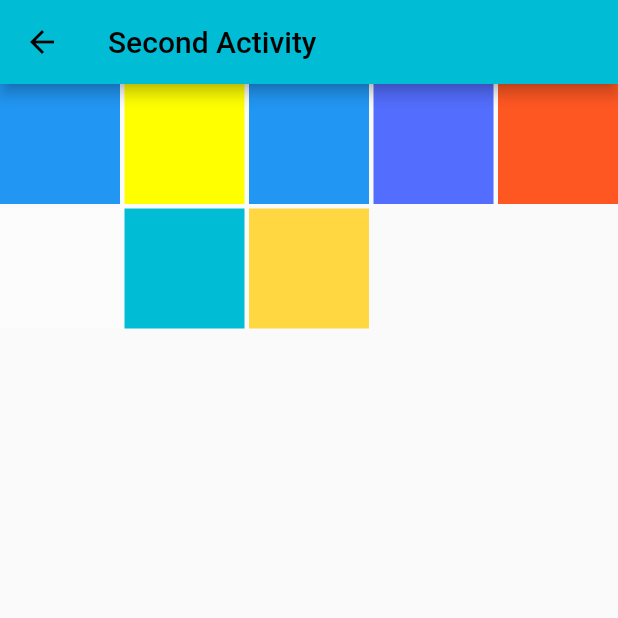
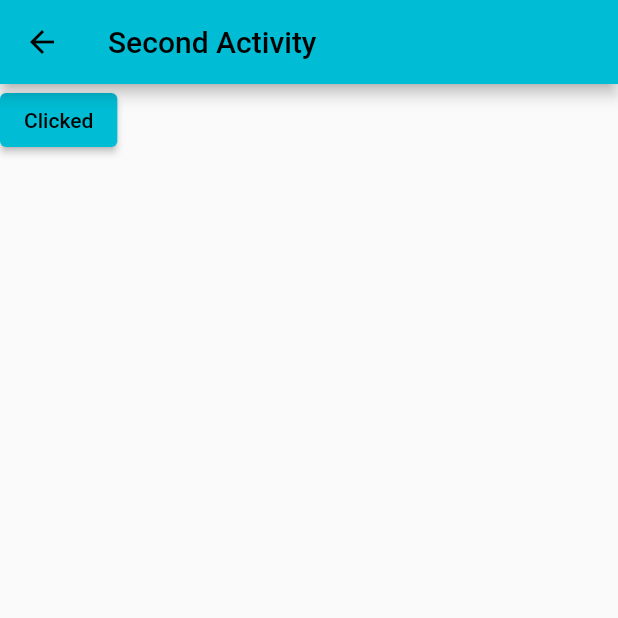
Before and after one commit to gaddarkumar7447/Dart-Demo, a Flutter app: the HomeScreen1 screen opened directly, on a phone screen of 412 x 824 dp, the top half of it. Run offline on Flutter 3.47's test engine with Material 2 defaults, Android fonts, the phone set to English and light mode, and no system bars.

Commit message:
some changes

```diff
--- a/lib/ui_design/SecondActivity.dart
+++ b/lib/ui_design/SecondActivity.dart
@@ -17,13 +17,23 @@ class HomeScreen1 extends StatelessWidget {
 
   @override
   Widget build(BuildContext context) {
+    void callBak(){
+      print('HEllo');
+    }
     return Scaffold(
         appBar: AppBar(
           title: const Text('Second Activity'),
         ),
-        body: GridView.builder( gridDelegate: const SliverGridDelegateWithFixedCrossAxisCount(crossAxisCount: 5, mainAxisSpacing: 3, crossAxisSpacing: 3),itemBuilder: (context, index) {
+        body:ElevatedButton(
+          onPressed: () {
+            callBak();
+          },
+          child: Text('Clicked'),
+        )
+      /*GridView.builder( gridDelegate: const SliverGridDelegateWithFixedCrossAxisCount(crossAxisCount: 5, mainAxisSpacing: 3, crossAxisSpacing: 3),itemBuilder: (context, index) {
             return Container(color: colorA[index],);
-        },itemCount: colorA.length,));
+        },itemCount: colorA.length,)*/
+    );
     /*GridView.extent(maxCrossAxisExtent: 100, crossAxisSpacing: 5,
             mainAxisSpacing: 5,
             children: [
```
Also changed, not shown: lib/main.dart (+7 -5 lines).
